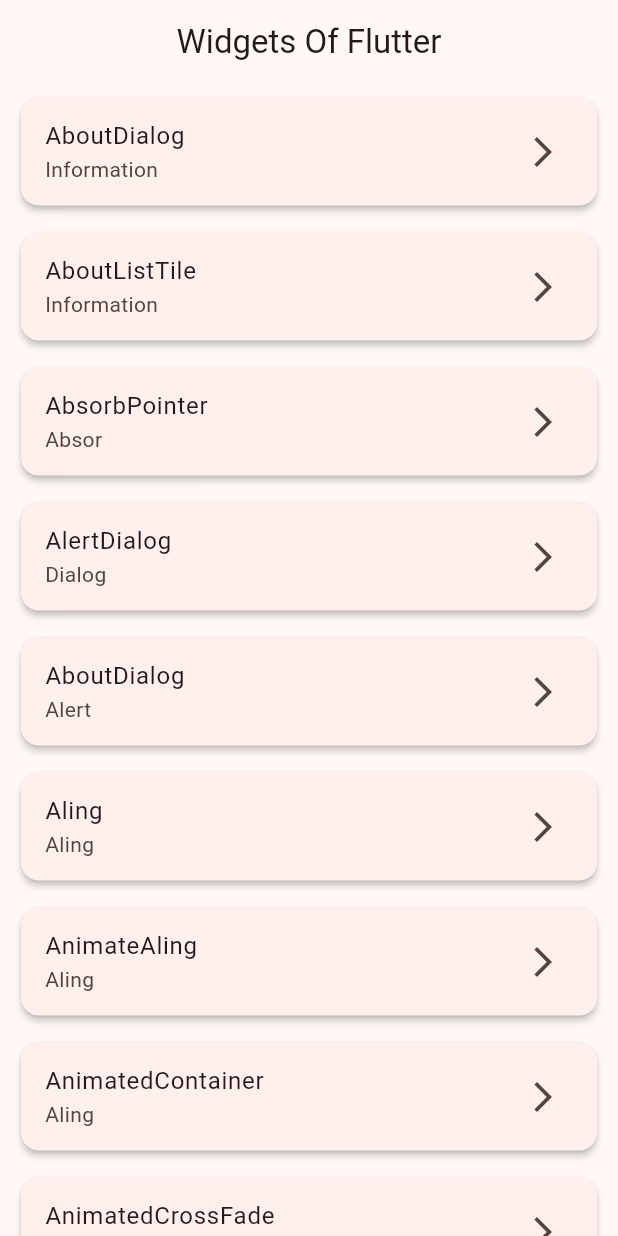
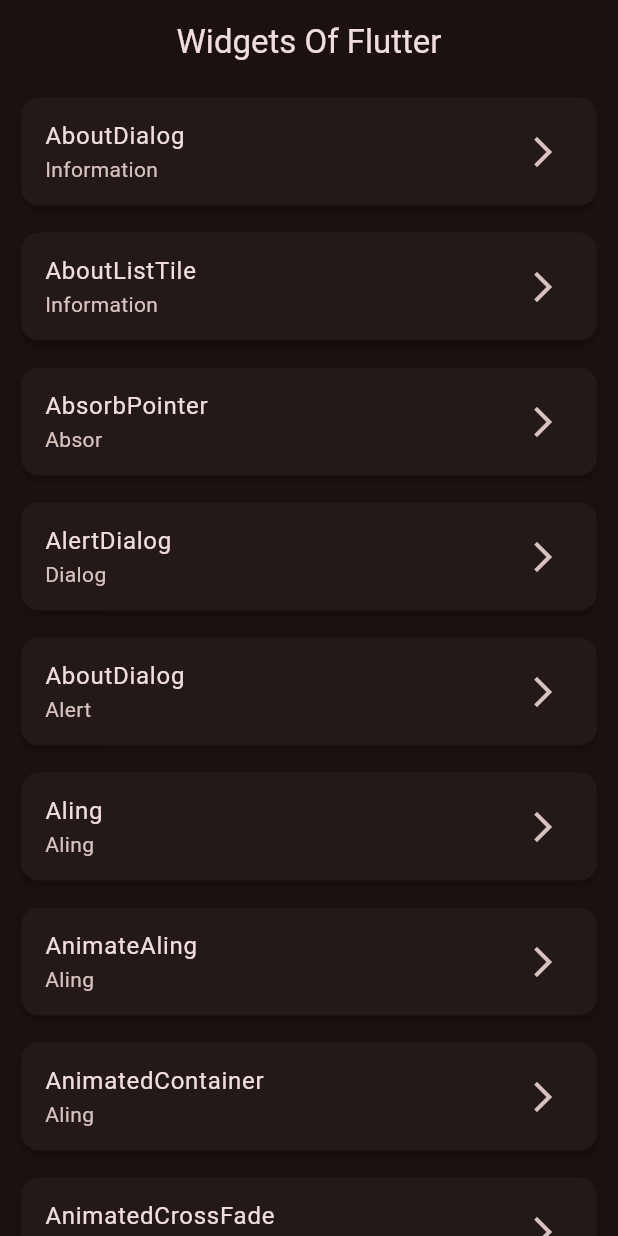
Before and after one commit to marioflutterdev/flutter_widgets, a Flutter app: the screen it shows after launch, on a phone screen of 412 x 824 dp. Run offline on Flutter 3.47's test engine with Material 3 defaults, Android fonts, the phone set to English and light mode, and no system bars; our stand-ins replace go_router.

Commit message:
Add new animated 10 - 15.  widgets and update routing and theme configuration

```diff
--- a/lib/config/router/app_router.dart
+++ b/lib/config/router/app_router.dart
@@ -52,5 +52,25 @@ final GoRouter router = GoRouter(
       path: '/animateddefaulttextstyle',
       builder: (_, __) => Widget010(),
     ),
+    GoRoute(
+      path: '/animatedicons',
+      builder: (_, __) => Widget011(),
+    ),
+    GoRoute(
+      path: '/animatedlist',
+      builder: (_, __) => Widget012(),
+    ),
+    GoRoute(
+      path: '/animatedmodalbarrier',
+      builder: (_, __) => Widget013(),
+    ),
+    GoRoute(
+      path: '/animatedopacity',
+      builder: (_, __) => Widget014(),
+    ),
+    GoRoute(
+      path: '/animatedpadding',
+      builder: (_, __) => Widget015() ,
+    ),
   ],
 );
--- a/lib/config/theme/app_theme.dart
+++ b/lib/config/theme/app_theme.dart
@@ -2,6 +2,7 @@ import 'package:flutter/material.dart';
 
 class AppTheme {
   ThemeData getTheme() => ThemeData(
+        brightness: Brightness.dark,
         colorSchemeSeed: Colors.red,
       );
 }
--- a/lib/domain/entites/widget_flutter.dart
+++ b/lib/domain/entites/widget_flutter.dart
@@ -53,12 +53,37 @@ final List<WidgetFlutter> widgetFlutter = [
   ),
   WidgetFlutter(
     title: 'AnimatedCrossFade',
-    type: 'Aling',
+    type: 'Animation',
     route: '/animatedcrossfade',
   ),
   WidgetFlutter(
     title: 'AnimatedDefaultTextStyle',
-    type: 'Aling',
+    type: 'Animation',
     route: '/animateddefaulttextstyle',
   ),
+  WidgetFlutter(
+    title: 'AnimatedIcons',
+    type: 'Animation',
+    route: '/animatedicons',
+  ),
+  WidgetFlutter(
+    title: 'AnimatedList',
+    type: 'Animation',
+    route: '/animatedlist',
+  ),
+  WidgetFlutter(
+    title: 'AnimatedModalBarrier',
+    type: 'Animation',
+    route: '/animatedmodalbarrier',
+  ),
+  WidgetFlutter(
+    title: 'AnimatedOpacity',
+    type: 'Animation',
+    route: '/animatedopacity',
+  ),
+  WidgetFlutter(
+    title: 'AnimatedPadding',
+    type: 'Animation',
+    route: '/animatedpadding',
+  ),
 ];
--- a/lib/presentation/screens/screens.dart
+++ b/lib/presentation/screens/screens.dart
@@ -12,3 +12,9 @@ export 'widgets/widget_007.dart';
 export 'widgets/widget_008.dart';
 export 'widgets/widget_009.dart';
 export 'widgets/widget_010.dart';
+
+export 'widgets/widget_011.dart';
+export 'widgets/widget_012.dart';
+export 'widgets/widget_013.dart';
+export 'widgets/widget_014.dart';
+export 'widgets/widget_015.dart';
```
Also changed, not shown: lib/presentation/screens/widgets/widget_011.dart (added, +51 -0 lines), lib/presentation/screens/widgets/widget_012.dart (added, +84 -0 lines), lib/presentation/screens/widgets/widget_013.dart (added, +72 -0 lines), lib/presentation/screens/widgets/widget_014.dart (added, +36 -0 lines), lib/presentation/screens/widgets/widget_015.dart (added, +38 -0 lines).
